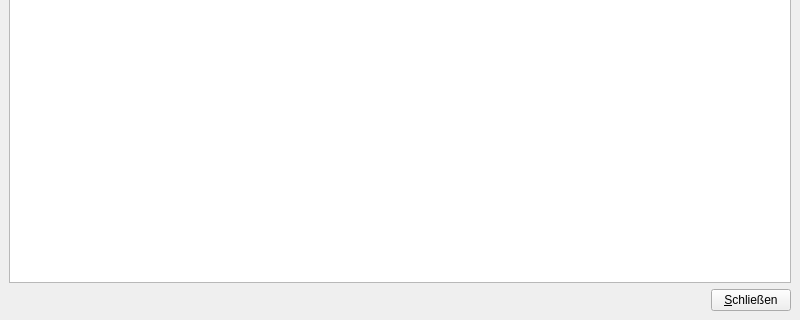
Qt form src/gui/windows/ObjectListWindowBase.ui (startkladde/startkladde) before a commit; both pictures show x 0 to 800 and y 280 to 600 of the 800 by 600 pixel window.
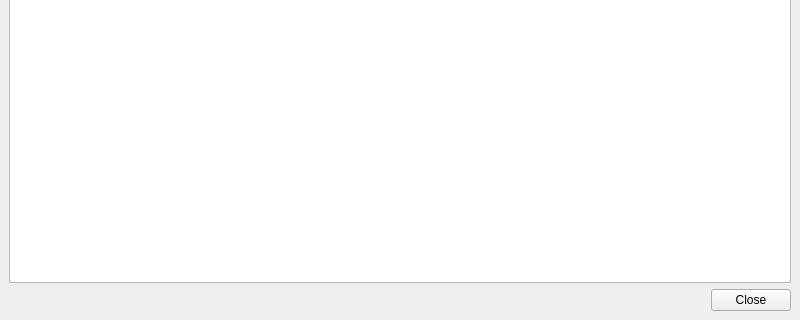
The same form after that commit. Custom widgets are drawn as their Qt base class.

Commit message: Using QDialogButtonBox in dialogs LaunchMethodStatistics: display towflights entry only if there are towflights

```diff
--- a/src/gui/windows/ObjectListWindowBase.ui
+++ b/src/gui/windows/ObjectListWindowBase.ui
@@ -35,32 +35,10 @@
      </widget>
     </item>
     <item>
-     <widget class="QWidget" name="widget" native="true">
-      <layout class="QHBoxLayout" name="horizontalLayout">
-       <property name="margin">
-        <number>0</number>
-       </property>
-       <item>
-        <spacer name="horizontalSpacer">
-         <property name="orientation">
-          <enum>Qt::Horizontal</enum>
-         </property>
-         <property name="sizeHint" stdset="0">
-          <size>
-           <width>40</width>
-           <height>20</height>
-          </size>
-         </property>
-        </spacer>
-       </item>
-       <item>
-        <widget class="QPushButton" name="closeButton">
-         <property name="text">
-          <string>&amp;Schließen</string>
-         </property>
-        </widget>
-       </item>
-      </layout>
+     <widget class="QDialogButtonBox" name="buttonBox">
+      <property name="standardButtons">
+       <set>QDialogButtonBox::Close</set>
+      </property>
      </widget>
     </item>
    </layout>
```
Left out of the diff: 14 changed lines with no effect on the pictures. The commit also changes 14 other files.
